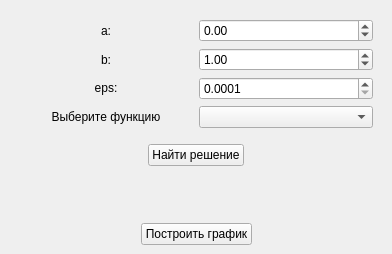
Qt form mainwindow.ui (margarita-v/OptimizationMethods) before a commit.
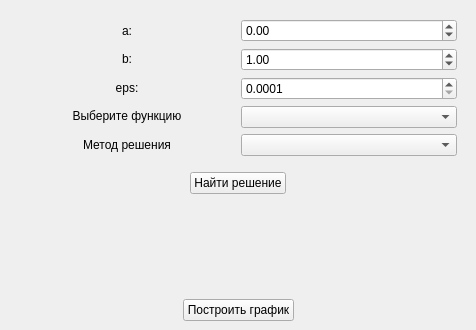
The same form after that commit.

Commit message: Function and method choice was added

The edit to the form file:
```diff
--- a/mainwindow.ui
+++ b/mainwindow.ui
@@ -6,8 +6,8 @@
    <rect>
     <x>0</x>
     <y>0</y>
-    <width>392</width>
-    <height>254</height>
+    <width>476</width>
+    <height>330</height>
    </rect>
   </property>
   <property name="windowTitle">
@@ -106,6 +106,16 @@
             </property>
            </widget>
           </item>
+          <item>
+           <widget class="QLabel" name="label_2">
+            <property name="text">
+             <string>Метод решения</string>
+            </property>
+            <property name="alignment">
+             <set>Qt::AlignCenter</set>
+            </property>
+           </widget>
+          </item>
          </layout>
         </item>
         <item>
@@ -158,6 +168,9 @@
           <item>
            <widget class="QComboBox" name="cbFunc"/>
           </item>
+          <item>
+           <widget class="QComboBox" name="cbMethod"/>
+          </item>
          </layout>
         </item>
        </layout>
```
The commit also changes 5 other files.
